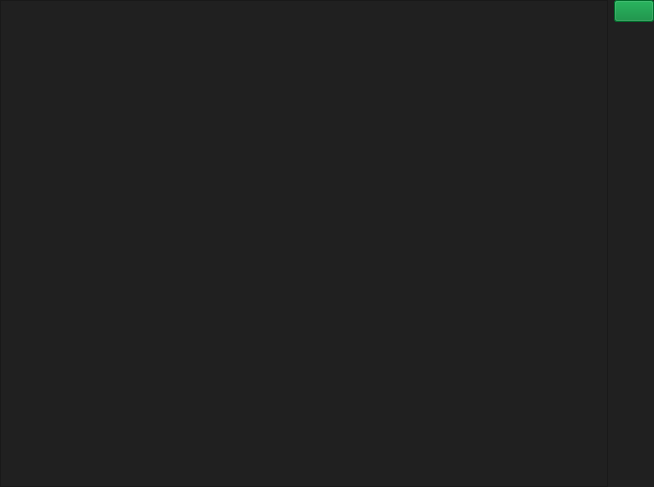
Above: forms/ui_history.ui from brandonzorn/Nlight before the change. Below: the same form after it.
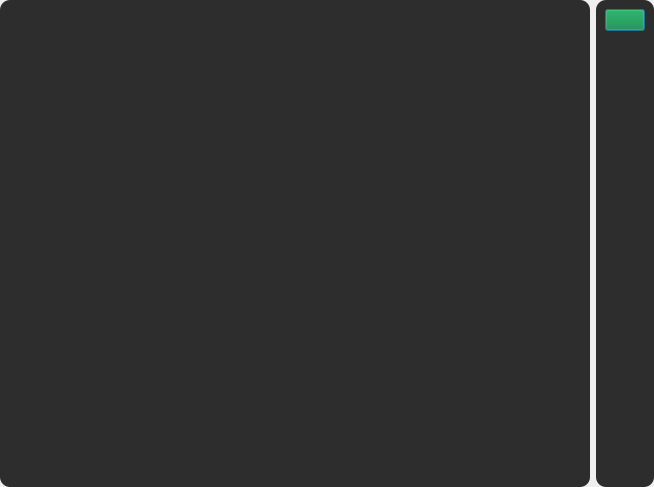
That is the form after the change. Icons and pictures are not drawn.

```diff
--- a/forms/ui_history.ui
+++ b/forms/ui_history.ui
@@ -12,242 +12,21 @@
   </property>
   <property name="palette">
    <palette>
-    <active>
-     <colorrole role="WindowText">
-      <brush brushstyle="SolidPattern">
-       <color alpha="255">
-        <red>255</red>
-        <green>255</green>
-        <blue>255</blue>
-       </color>
-      </brush>
-     </colorrole>
-     <colorrole role="Button">
-      <brush brushstyle="SolidPattern">
-       <color alpha="255">
-        <red>32</red>
-        <green>32</green>
-        <blue>32</blue>
-       </color>
-      </brush>
-     </colorrole>
-     <colorrole role="Text">
-      <brush brushstyle="SolidPattern">
-       <color alpha="255">
-        <red>255</red>
-        <green>255</green>
-        <blue>255</blue>
-       </color>
-      </brush>
-     </colorrole>
-     <colorrole role="ButtonText">
-      <brush brushstyle="SolidPattern">
-       <color alpha="255">
-        <red>255</red>
-        <green>255</green>
-        <blue>255</blue>
-       </color>
-      </brush>
-     </colorrole>
-     <colorrole role="Base">
-      <brush brushstyle="SolidPattern">
-       <color alpha="255">
-        <red>32</red>
-        <green>32</green>
-        <blue>32</blue>
-       </color>
-      </brush>
-     </colorrole>
-     <colorrole role="Window">
-      <brush brushstyle="SolidPattern">
-       <color alpha="255">
-        <red>32</red>
-        <green>32</green>
-        <blue>32</blue>
-       </color>
-      </brush>
-     </colorrole>
-     <colorrole role="Highlight">
-      <brush brushstyle="SolidPattern">
-       <color alpha="255">
-        <red>0</red>
-        <green>133</green>
-        <blue>52</blue>
-       </color>
-      </brush>
-     </colorrole>
-     <colorrole role="PlaceholderText">
-      <brush brushstyle="SolidPattern">
-       <color alpha="255">
-        <red>255</red>
-        <green>255</green>
-        <blue>255</blue>
-       </color>
-      </brush>
-     </colorrole>
-    </active>
-    <inactive>
-     <colorrole role="WindowText">
-      <brush brushstyle="SolidPattern">
-       <color alpha="255">
-        <red>255</red>
-        <green>255</green>
-        <blue>255</blue>
-       </color>
-      </brush>
-     </colorrole>
-     <colorrole role="Button">
-      <brush brushstyle="SolidPattern">
-       <color alpha="255">
-        <red>32</red>
-        <green>32</green>
-        <blue>32</blue>
-       </color>
-      </brush>
-     </colorrole>
-     <colorrole role="Text">
-      <brush brushstyle="SolidPattern">
-       <color alpha="255">
-        <red>255</red>
-        <green>255</green>
-        <blue>255</blue>
-       </color>
-      </brush>
-     </colorrole>
-     <colorrole role="ButtonText">
-      <brush brushstyle="SolidPattern">
-       <color alpha="255">
-        <red>255</red>
-        <green>255</green>
-        <blue>255</blue>
-       </color>
-      </brush>
-     </colorrole>
-     <colorrole role="Base">
-      <brush brushstyle="SolidPattern">
-       <color alpha="255">
-        <red>32</red>
-        <green>32</green>
-        <blue>32</blue>
-       </color>
-      </brush>
-     </colorrole>
-     <colorrole role="Window">
-      <brush brushstyle="SolidPattern">
-       <color alpha="255">
-        <red>32</red>
-        <green>32</green>
-        <blue>32</blue>
-       </color>
-      </brush>
-     </colorrole>
-     <colorrole role="Highlight">
-      <brush brushstyle="SolidPattern">
-       <color alpha="255">
-        <red>0</red>
-        <green>133</green>
-        <blue>52</blue>
-       </color>
-      </brush>
-     </colorrole>
-     <colorrole role="PlaceholderText">
-      <brush brushstyle="SolidPattern">
-       <color alpha="255">
-        <red>255</red>
-        <green>255</green>
-        <blue>255</blue>
-       </color>
-      </brush>
-     </colorrole>
-    </inactive>
-    <disabled>
-     <colorrole role="WindowText">
-      <brush brushstyle="SolidPattern">
-       <color alpha="255">
-        <red>255</red>
-        <green>255</green>
-        <blue>255</blue>
-       </color>
-      </brush>
-     </colorrole>
-     <colorrole role="Button">
-      <brush brushstyle="SolidPattern">
-       <color alpha="255">
-        <red>32</red>
-        <green>32</green>
-        <blue>32</blue>
-       </color>
-      </brush>
-     </colorrole>
-     <colorrole role="Text">
-      <brush brushstyle="SolidPattern">
-       <color alpha="255">
-        <red>255</red>
-        <green>255</green>
-        <blue>255</blue>
-       </color>
-      </brush>
-     </colorrole>
-     <colorrole role="ButtonText">
-      <brush brushstyle="SolidPattern">
-       <color alpha="255">
-        <red>255</red>
-        <green>255</green>
-        <blue>255</blue>
-       </color>
-      </brush>
-     </colorrole>
-     <colorrole role="Base">
-      <brush brushstyle="SolidPattern">
-       <color alpha="255">
-        <red>32</red>
-        <green>32</green>
-        <blue>32</blue>
-       </color>
-      </brush>
-     </colorrole>
-     <colorrole role="Window">
-      <brush brushstyle="SolidPattern">
-       <color alpha="255">
-        <red>32</red>
-        <green>32</green>
-        <blue>32</blue>
-       </color>
-      </brush>
-     </colorrole>
-     <colorrole role="Highlight">
-      <brush brushstyle="SolidPattern">
-       <color alpha="255">
-        <red>0</red>
-        <green>133</green>
-        <blue>52</blue>
-       </color>
-      </brush>
-     </colorrole>
-     <colorrole role="PlaceholderText">
-      <brush brushstyle="SolidPattern">
-       <color alpha="255">
-        <red>255</red>
-        <green>255</green>
-        <blue>255</blue>
-       </color>
-      </brush>
-     </colorrole>
-    </disabled>
+    <active/>
+    <inactive/>
+    <disabled/>
    </palette>
   </property>
   <property name="windowTitle">
    <string>Dialog</string>
   </property>
   <property name="styleSheet">
-   <string notr="true">color: rgb(255, 255, 255);
-selection-background-color: rgb(0, 133, 52);
-background-color: rgb(32, 32, 32);</string>
+   <string notr="true">QFrame {
+	border-radius: 10px;
+	background-color: rgb(45, 45, 45);
+}</string>
   </property>
   <layout class="QHBoxLayout" name="horizontalLayout">
-   <property name="spacing">
-    <number>6</number>
-   </property>
    <property name="leftMargin">
     <number>0</number>
    </property>
@@ -261,39 +40,59 @@
     <number>0</number>
    </property>
    <item>
-    <widget class="QListWidget" name="listWidget"/>
+    <widget class="QFrame" name="frame">
+     <property name="frameShape">
+      <enum>QFrame::StyledPanel</enum>
+     </property>
+     <property name="frameShadow">
+      <enum>QFrame::Raised</enum>
+     </property>
+     <layout class="QVBoxLayout" name="verticalLayout">
+      <item>
+       <widget class="QListWidget" name="items_list"/>
+      </item>
+     </layout>
+    </widget>
    </item>
    <item>
-    <layout class="QVBoxLayout" name="verticalLayout">
-     <item>
-      <widget class="QPushButton" name="btn_delete">
-       <property name="styleSheet">
-        <string notr="true">background-color: rgb(0, 133, 52);
+    <widget class="QFrame" name="frame_2">
+     <property name="frameShape">
+      <enum>QFrame::StyledPanel</enum>
+     </property>
+     <property name="frameShadow">
+      <enum>QFrame::Raised</enum>
+     </property>
+     <layout class="QVBoxLayout" name="verticalLayout_2">
+      <item>
+       <widget class="QPushButton" name="btn_delete">
+        <property name="styleSheet">
+         <string notr="true">background-color: rgb(0, 133, 52);
 color: rgb(255, 255, 255);</string>
-       </property>
-       <property name="text">
-        <string/>
-       </property>
-       <property name="icon">
-        <iconset resource="../desu_res.qrc">
-         <normaloff>:/icons/images/delete.png</normaloff>:/icons/images/delete.png</iconset>
-       </property>
-      </widget>
-     </item>
-     <item>
-      <spacer name="verticalSpacer">
-       <property name="orientation">
-        <enum>Qt::Vertical</enum>
-       </property>
-       <property name="sizeHint" stdset="0">
-        <size>
-         <width>20</width>
-         <height>40</height>
-        </size>
-       </property>
-      </spacer>
-     </item>
-    </layout>
+        </property>
+        <property name="text">
+         <string/>
+        </property>
+        <property name="icon">
+         <iconset resource="../desu_res.qrc">
+          <normaloff>:/icons/images/delete.png</normaloff>:/icons/images/delete.png</iconset>
+        </property>
+       </widget>
+      </item>
+      <item>
+       <spacer name="verticalSpacer">
+        <property name="orientation">
+         <enum>Qt::Vertical</enum>
+        </property>
+        <property name="sizeHint" stdset="0">
+         <size>
+          <width>20</width>
+          <height>40</height>
+         </size>
+        </property>
+       </spacer>
+      </item>
+     </layout>
+    </widget>
    </item>
   </layout>
  </widget>
```
